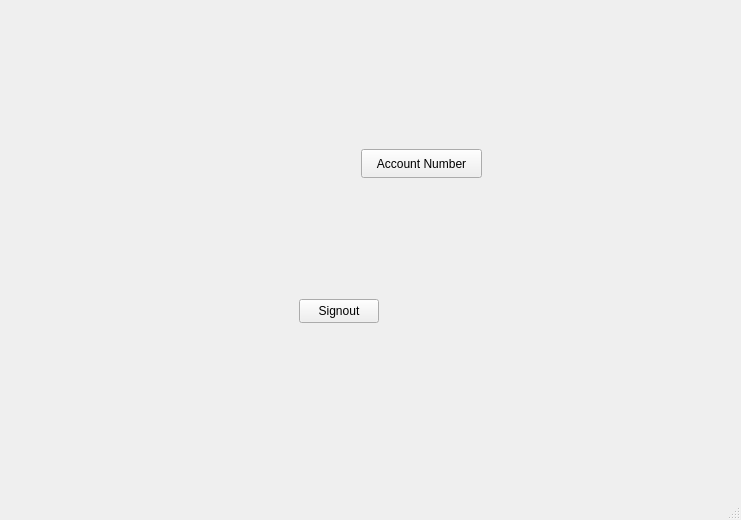
Qt form BankClient/mainwindow.ui (Abdulrhman-Nasser/QT_BankSystem) before a commit.
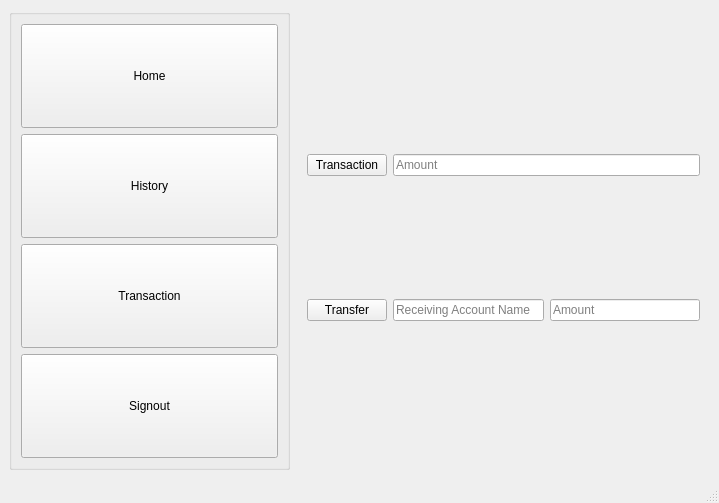
The same form after that commit. The open tabs and pages were chosen to show the change.

Commit message: Finished the user requirments

```diff
--- a/BankClient/mainwindow.ui
+++ b/BankClient/mainwindow.ui
@@ -6,8 +6,8 @@
    <rect>
     <x>0</x>
     <y>0</y>
-    <width>741</width>
-    <height>520</height>
+    <width>719</width>
+    <height>503</height>
    </rect>
   </property>
   <property name="windowTitle">
@@ -126,44 +126,214 @@
        </widget>
       </widget>
       <widget class="QWidget" name="Page2_user">
-       <widget class="QPushButton" name="pb_signoutuser">
+       <widget class="QLabel" name="L_background">
         <property name="geometry">
          <rect>
-          <x>290</x>
-          <y>290</y>
-          <width>80</width>
-          <height>24</height>
+          <x>0</x>
+          <y>0</y>
+          <width>281</width>
+          <height>461</height>
          </rect>
         </property>
+        <property name="styleSheet">
+         <string notr="true"/>
+        </property>
         <property name="text">
-         <string>Signout</string>
+         <string/>
         </property>
        </widget>
-       <widget class="QPushButton" name="pb_accNumUser">
+       <widget class="QGroupBox" name="groupBox">
         <property name="geometry">
          <rect>
-          <x>352</x>
-          <y>140</y>
-          <width>121</width>
-          <height>29</height>
+          <x>0</x>
+          <y>0</y>
+          <width>281</width>
+          <height>461</height>
          </rect>
         </property>
-        <property name="text">
-         <string>Account Number</string>
+        <property name="title">
+         <string/>
         </property>
+        <layout class="QGridLayout" name="gridLayout_2">
+         <item row="0" column="0">
+          <widget class="QPushButton" name="pb_UserHome">
+           <property name="enabled">
+            <bool>true</bool>
+           </property>
+           <property name="sizePolicy">
+            <sizepolicy hsizetype="Minimum" vsizetype="Preferred">
+             <horstretch>0</horstretch>
+             <verstretch>0</verstretch>
+            </sizepolicy>
+           </property>
+           <property name="text">
+            <string>Home</string>
+           </property>
+          </widget>
+         </item>
+         <item row="1" column="0">
+          <widget class="QPushButton" name="pb_UserHistory">
+           <property name="sizePolicy">
+            <sizepolicy hsizetype="Minimum" vsizetype="Preferred">
+             <horstretch>0</horstretch>
+             <verstretch>0</verstretch>
+            </sizepolicy>
+           </property>
+           <property name="text">
+            <string>History</string>
+           </property>
+          </widget>
+         </item>
+         <item row="2" column="0">
+          <widget class="QPushButton" name="pb_UserTransaction">
+           <property name="sizePolicy">
+            <sizepolicy hsizetype="Minimum" vsizetype="Preferred">
+             <horstretch>0</horstretch>
+             <verstretch>0</verstretch>
+            </sizepolicy>
+           </property>
+           <property name="text">
+            <string>Transaction</string>
+           </property>
+          </widget>
+         </item>
+         <item row="3" column="0">
+          <widget class="QPushButton" name="pb_signoutuser">
+           <property name="sizePolicy">
+            <sizepolicy hsizetype="Minimum" vsizetype="Preferred">
+             <horstretch>0</horstretch>
+             <verstretch>0</verstretch>
+            </sizepolicy>
+           </property>
+           <property name="styleSheet">
+            <string notr="true"/>
+           </property>
+           <property name="text">
+            <string>Signout</string>
+           </property>
+          </widget>
+         </item>
+        </layout>
        </widget>
-       <widget class="QLabel" name="L_UserAcc">
+       <widget class="QStackedWidget" name="SW_User">
         <property name="geometry">
          <rect>
-          <x>140</x>
-          <y>130</y>
-          <width>201</width>
-          <height>41</height>
+          <x>289</x>
+          <y>19</y>
+          <width>411</width>
+          <height>421</height>
          </rect>
         </property>
-        <property name="text">
-         <string/>
-        </property>
+        <widget class="QWidget" name="Page1_Home">
+         <layout class="QGridLayout" name="gridLayout_3">
+          <item row="0" column="0">
+           <layout class="QHBoxLayout" name="horizontalLayout">
+            <item>
+             <widget class="QLabel" name="L_UserAcc">
+              <property name="text">
+               <string/>
+              </property>
+             </widget>
+            </item>
+            <item>
+             <widget class="QPushButton" name="pb_accNumUser">
+              <property name="text">
+               <string>Account Number</string>
+              </property>
+             </widget>
+            </item>
+           </layout>
+          </item>
+          <item row="1" column="0">
+           <layout class="QHBoxLayout" name="horizontalLayout_2">
+            <item>
+             <widget class="QLabel" name="L_UserBalance">
+              <property name="text">
+               <string/>
+              </property>
+             </widget>
+            </item>
+            <item>
+             <widget class="QPushButton" name="pb_UserBalance">
+              <property name="text">
+               <string>Balance</string>
+              </property>
+             </widget>
+            </item>
+           </layout>
+          </item>
+         </layout>
+        </widget>
+        <widget class="QWidget" name="Page2_History">
+         <layout class="QGridLayout" name="gridLayout_4">
+          <item row="1" column="0" colspan="2">
+           <widget class="QListWidget" name="LW_UserHistory"/>
+          </item>
+          <item row="0" column="1">
+           <widget class="QLineEdit" name="LE_UserHistoryCount">
+            <property name="placeholderText">
+             <string>Count </string>
+            </property>
+           </widget>
+          </item>
+          <item row="0" column="0">
+           <widget class="QPushButton" name="pb_UserHistory_2">
+            <property name="text">
+             <string>View History</string>
+            </property>
+           </widget>
+          </item>
+          <item row="2" column="0" colspan="2">
+           <widget class="QPushButton" name="pushButton">
+            <property name="text">
+             <string>Clear</string>
+            </property>
+           </widget>
+          </item>
+         </layout>
+        </widget>
+        <widget class="QWidget" name="Page3_Transactions">
+         <layout class="QGridLayout" name="gridLayout_5">
+          <item row="0" column="0">
+           <widget class="QPushButton" name="pb_UserTransaction_2">
+            <property name="text">
+             <string>Transaction</string>
+            </property>
+           </widget>
+          </item>
+          <item row="0" column="1" colspan="2">
+           <widget class="QLineEdit" name="LE_UserTransaction">
+            <property name="placeholderText">
+             <string>Amount</string>
+            </property>
+           </widget>
+          </item>
+          <item row="1" column="0">
+           <widget class="QPushButton" name="pb_UserTransfer">
+            <property name="text">
+             <string>Transfer</string>
+            </property>
+           </widget>
+          </item>
+          <item row="1" column="1">
+           <widget class="QLineEdit" name="LE_UserTransferToAccName">
+            <property name="inputMask">
+             <string/>
+            </property>
+            <property name="placeholderText">
+             <string>Receiving Account Name</string>
+            </property>
+           </widget>
+          </item>
+          <item row="1" column="2">
+           <widget class="QLineEdit" name="LE_UserTransferAmount">
+            <property name="placeholderText">
+             <string>Amount</string>
+            </property>
+           </widget>
+          </item>
+         </layout>
+        </widget>
        </widget>
       </widget>
      </widget>
```
Left out of the diff: 25 changed lines with no effect on the pictures. The commit also changes 10 other files.
